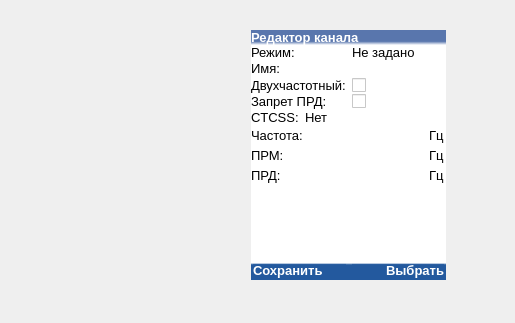
COOLIRON2311/azart-p, file mainwindow.ui: the form before one commit; both pictures show x 0 to 515 and y 180 to 503 of the 515 by 955 pixel window.
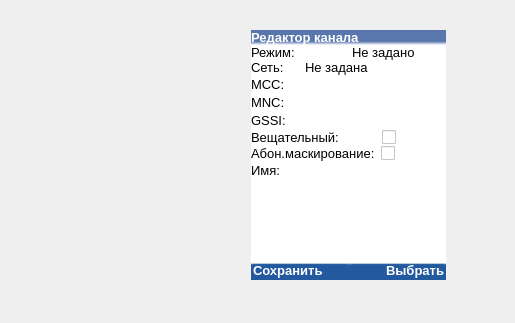
The form after the commit. Icons and pictures are not drawn.

Commit message: added still tetra_tmo

The edit to the form file:
```diff
--- a/mainwindow.ui
+++ b/mainwindow.ui
@@ -1669,122 +1669,6 @@
                  <property name="bottomMargin">
                   <number>0</number>
                  </property>
-                 <item>
-                  <layout class="QHBoxLayout" name="horizontalLayout_25">
-                   <property name="spacing">
-                    <number>6</number>
-                   </property>
-                   <item>
-                    <widget class="QLabel" name="label_46">
-                     <property name="sizePolicy">
-                      <sizepolicy hsizetype="Preferred" vsizetype="Fixed">
-                       <horstretch>0</horstretch>
-                       <verstretch>0</verstretch>
-                      </sizepolicy>
-                     </property>
-                     <property name="font">
-                      <font>
-                       <pointsize>10</pointsize>
-                      </font>
-                     </property>
-                     <property name="text">
-                      <string>Имя:</string>
-                     </property>
-                    </widget>
-                   </item>
-                   <item>
-                    <widget class="QLineEdit" name="channel_name_2">
-                     <property name="sizePolicy">
-                      <sizepolicy hsizetype="Expanding" vsizetype="Fixed">
-                       <horstretch>0</horstretch>
-                       <verstretch>0</verstretch>
-                      </sizepolicy>
-                     </property>
-                     <property name="font">
-                      <font>
-                       <pointsize>10</pointsize>
-                      </font>
-                     </property>
-                     <property name="styleSheet">
-                      <string notr="true"/>
-                     </property>
-                    </widget>
-                   </item>
-                  </layout>
-                 </item>
-                 <item>
-                  <layout class="QHBoxLayout" name="horizontalLayout_27">
-                   <property name="spacing">
-                    <number>6</number>
-                   </property>
-                   <property name="topMargin">
-                    <number>0</number>
-                   </property>
-                   <property name="bottomMargin">
-                    <number>0</number>
-                   </property>
-                   <item>
-                    <widget class="QLabel" name="label_48">
-                     <property name="sizePolicy">
-                      <sizepolicy hsizetype="Preferred" vsizetype="Fixed">
-                       <horstretch>0</horstretch>
-                       <verstretch>0</verstretch>
-                      </sizepolicy>
-                     </property>
-                     <property name="font">
-                      <font>
-                       <pointsize>10</pointsize>
-                      </font>
-                     </property>
-                     <property name="text">
-                      <string>Двухчастотный:</string>
-                     </property>
-                    </widget>
-                   </item>
-                   <item>
-                    <widget class="QCheckBox" name="dualfreq_2">
-                     <property name="styleSheet">
-                      <string notr="true"/>
-                     </property>
-                     <property name="text">
-                      <string/>
-                     </property>
-                    </widget>
-                   </item>
-                  </layout>
-                 </item>
-                 <item>
-                  <layout class="QHBoxLayout" name="horizontalLayout_22">
-                   <property name="spacing">
-                    <number>6</number>
-                   </property>
-                   <item>
-                    <widget class="QLabel" name="label_43">
-                     <property name="sizePolicy">
-                      <sizepolicy hsizetype="Preferred" vsizetype="Fixed">
-                       <horstretch>0</horstretch>
-                       <verstretch>0</verstretch>
-                      </sizepolicy>
-                     </property>
-                     <property name="font">
-                      <font>
-                       <pointsize>10</pointsize>
-                      </font>
-                     </property>
-                     <property name="text">
-                      <string>Запрет ПРД:</string>
-                     </property>
-                    </widget>
-                   </item>
-                   <item>
-                    <widget class="QCheckBox" name="is_forbidden_prd_2">
-                     <property name="text">
-                      <string/>
-                     </property>
-                    </widget>
-                   </item>
-                  </layout>
-                 </item>
                  <item>
                   <layout class="QHBoxLayout" name="horizontalLayout_26">
                    <property name="spacing">
@@ -1810,7 +1694,7 @@
                       </font>
                      </property>
                      <property name="text">
-                      <string>CTCSS:</string>
+                      <string>Сеть:</string>
                      </property>
                     </widget>
                    </item>
@@ -1822,7 +1706,7 @@
                       </font>
                      </property>
                      <property name="text">
-                      <string>Нет</string>
+                      <string>Не задана</string>
                      </property>
                     </widget>
                    </item>
@@ -1860,65 +1744,29 @@
                        </font>
                       </property>
                       <property name="text">
-                       <string>Частота:</string>
+                       <string>MCC:</string>
                       </property>
                      </widget>
                     </item>
                     <item>
-                     <widget class="QWidget" name="channel_freq_full_2" native="true">
+                     <widget class="QLineEdit" name="tmo_mcc">
+                      <property name="sizePolicy">
+                       <sizepolicy hsizetype="Expanding" vsizetype="Fixed">
+                        <horstretch>0</horstretch>
+                        <verstretch>0</verstretch>
+                       </sizepolicy>
+                      </property>
                       <property name="maximumSize">
                        <size>
-                        <width>139</width>
+                        <width>135</width>
                         <height>16777215</height>
                        </size>
                       </property>
-                      <property name="styleSheet">
-                       <string notr="true"/>
+                      <property name="font">
+                       <font>
+                        <pointsize>10</pointsize>
+                       </font>
                       </property>
-                      <layout class="QHBoxLayout" name="horizontalLayout_24">
-                       <property name="spacing">
-                        <number>0</number>
-                       </property>
-                       <property name="leftMargin">
-                        <number>1</number>
-                       </property>
-                       <property name="topMargin">
-                        <number>1</number>
-                       </property>
-                       <property name="rightMargin">
-                        <number>1</number>
-                       </property>
-                       <property name="bottomMargin">
-                        <number>1</number>
-                       </property>
-                       <item>
-                        <widget class="QLineEdit" name="channel_freq_2">
-                         <property name="font">
-                          <font>
-                           <pointsize>10</pointsize>
-                          </font>
-                         </property>
-                        </widget>
-                       </item>
-                       <item>
-                        <widget class="QLabel" name="label_45">
-                         <property name="sizePolicy">
-                          <sizepolicy hsizetype="Fixed" vsizetype="Fixed">
-                           <horstretch>0</horstretch>
-                           <verstretch>0</verstretch>
-                          </sizepolicy>
-                         </property>
-                         <property name="font">
-                          <font>
-                           <pointsize>10</pointsize>
-                          </font>
-                         </property>
-                         <property name="text">
-                          <string>Гц</string>
-                         </property>
-                        </widget>
-                       </item>
-                      </layout>
                      </widget>
                     </item>
                    </layout>
@@ -1956,68 +1804,26 @@
                        </font>
                       </property>
                       <property name="text">
-                       <string>ПРМ:</string>
+                       <string>MNC:</string>
                       </property>
                      </widget>
                     </item>
                     <item>
-                     <widget class="QWidget" name="channel_prm_freq_full_2" native="true">
+                     <widget class="QLineEdit" name="tmo_mnc">
                       <property name="maximumSize">
                        <size>
-                        <width>139</width>
+                        <width>135</width>
                         <height>16777215</height>
                        </size>
                       </property>
-                      <property name="styleSheet">
-                       <string notr="true"/>
+                      <property name="font">
+                       <font>
+                        <pointsize>10</pointsize>
+                       </font>
                       </property>
-                      <layout class="QHBoxLayout" name="horizontalLayout_29">
-                       <property name="spacing">
-                        <number>0</number>
-                       </property>
-                       <property name="leftMargin">
-                        <number>1</number>
-                       </property>
-                       <property name="topMargin">
-                        <number>1</number>
-                       </property>
-                       <property name="rightMargin">
-                        <number>1</number>
-                       </property>
-                       <property name="bottomMargin">
-                        <number>1</number>
-                       </property>
-                       <item>
-                        <widget class="QLineEdit" name="channel_prm_freq_2">
-                         <property name="font">
-                          <font>
-                           <pointsize>10</pointsize>
-                          </font>
-                         </property>
-                         <property name="frame">
-                          <bool>false</bool>
-                         </property>
-                        </widget>
-                       </item>
-                       <item>
-                        <widget class="QLabel" name="label_50">
-                         <property name="sizePolicy">
-                          <sizepolicy hsizetype="Fixed" vsizetype="Fixed">
-                           <horstretch>0</horstretch>
-                           <verstretch>0</verstretch>
-                          </sizepolicy>
-                         </property>
-                         <property name="font">
-                          <font>
-                           <pointsize>10</pointsize>
-                          </font>
-                         </property>
-                         <property name="text">
-                          <string>Гц</string>
-                         </property>
-                        </widget>
-                       </item>
-                      </layout>
+                      <property name="frame">
+                       <bool>false</bool>
+                      </property>
                      </widget>
                     </item>
                    </layout>
@@ -2055,67 +1861,150 @@
                        </font>
                       </property>
                       <property name="text">
-                       <string>ПРД:</string>
+                       <string>GSSI:</string>
                       </property>
                      </widget>
                     </item>
                     <item>
-                     <widget class="QWidget" name="channel_prd_freq_full_2" native="true">
+                     <widget class="QLineEdit" name="tmo_gssi">
                       <property name="maximumSize">
                        <size>
-                        <width>139</width>
+                        <width>135</width>
                         <height>16777215</height>
                        </size>
                       </property>
-                      <layout class="QHBoxLayout" name="horizontalLayout_31">
-                       <property name="spacing">
-                        <number>0</number>
-                       </property>
-                       <property name="leftMargin">
-                        <number>1</number>
-                       </property>
-                       <property name="topMargin">
-                        <number>1</number>
-                       </property>
-                       <property name="rightMargin">
-                        <number>1</number>
-                       </property>
-                       <property name="bottomMargin">
-                        <number>1</number>
-                       </property>
-                       <item>
-                        <widget class="QLineEdit" name="channel_prd_freq_2">
-                         <property name="font">
-                          <font>
-                           <pointsize>10</pointsize>
-                          </font>
-                         </property>
-                        </widget>
-                       </item>
-                       <item>
-                        <widget class="QLabel" name="label_52">
-                         <property name="sizePolicy">
-                          <sizepolicy hsizetype="Fixed" vsizetype="Fixed">
-                           <horstretch>0</horstretch>
-                           <verstretch>0</verstretch>
-                          </sizepolicy>
-                         </property>
-                         <property name="font">
-                          <font>
-                           <pointsize>10</pointsize>
-                          </font>
-                         </property>
-                         <property name="text">
-                          <string>Гц</string>
-                         </property>
-                        </widget>
-                       </item>
-                      </layout>
+                      <property name="font">
+                       <font>
+                        <pointsize>10</pointsize>
+                       </font>
+                      </property>
                      </widget>
                     </item>
                    </layout>
                   </widget>
                  </item>
+                 <item>
+                  <layout class="QHBoxLayout" name="horizontalLayout_27">
+                   <property name="spacing">
+                    <number>6</number>
+                   </property>
+                   <property name="topMargin">
+                    <number>0</number>
+                   </property>
+                   <property name="bottomMargin">
+                    <number>0</number>
+                   </property>
+                   <item>
+                    <widget class="QLabel" name="label_48">
+                     <property name="sizePolicy">
+                      <sizepolicy hsizetype="Preferred" vsizetype="Fixed">
+                       <horstretch>0</horstretch>
+                       <verstretch>0</verstretch>
+                      </sizepolicy>
+                     </property>
+                     <property name="font">
+                      <font>
+                       <pointsize>10</pointsize>
+                      </font>
+                     </property>
+                     <property name="text">
+                      <string>Вещательный:</string>
+                     </property>
+                    </widget>
+                   </item>
+                   <item>
+                    <widget class="QCheckBox" name="tmo_vesh">
+                     <property name="maximumSize">
+                      <size>
+                       <width>64</width>
+                       <height>16777215</height>
+                      </size>
+                     </property>
+                     <property name="styleSheet">
+                      <string notr="true"/>
+                     </property>
+                     <property name="text">
+                      <string/>
+                     </property>
+                    </widget>
+                   </item>
+                  </layout>
+                 </item>
+                 <item>
+                  <layout class="QHBoxLayout" name="horizontalLayout_22">
+                   <property name="spacing">
+                    <number>6</number>
+                   </property>
+                   <item>
+                    <widget class="QLabel" name="label_43">
+                     <property name="sizePolicy">
+                      <sizepolicy hsizetype="Preferred" vsizetype="Fixed">
+                       <horstretch>0</horstretch>
+                       <verstretch>0</verstretch>
+                      </sizepolicy>
+                     </property>
+                     <property name="font">
+                      <font>
+                       <pointsize>10</pointsize>
+                      </font>
+                     </property>
+                     <property name="text">
+                      <string>Абон.маскирование:</string>
+                     </property>
+                    </widget>
+                   </item>
+                   <item>
+                    <widget class="QCheckBox" name="tmo_mask">
+                     <property name="text">
+                      <string/>
+                     </property>
+                    </widget>
+                   </item>
+                  </layout>
+                 </item>
+                 <item>
+                  <layout class="QHBoxLayout" name="horizontalLayout_25">
+                   <property name="spacing">
+                    <number>6</number>
+                   </property>
+                   <item>
+                    <widget class="QLabel" name="label_46">
+                     <property name="sizePolicy">
+                      <sizepolicy hsizetype="Preferred" vsizetype="Fixed">
+                       <horstretch>0</horstretch>
+                       <verstretch>0</verstretch>
+                      </sizepolicy>
+                     </property>
+                     <property name="font">
+                      <font>
+                       <pointsize>10</pointsize>
+                      </font>
+                     </property>
+                     <property name="text">
+                      <string>Имя:</string>
+                     </property>
+                    </widget>
+                   </item>
+                   <item>
+                    <widget class="QLineEdit" name="tmo_name">
+                     <property name="sizePolicy">
+                      <sizepolicy hsizetype="Expanding" vsizetype="Fixed">
+                       <horstretch>0</horstretch>
+                       <verstretch>0</verstretch>
+                      </sizepolicy>
+                     </property>
+                     <property name="font">
+                      <font>
+                       <pointsize>10</pointsize>
+                      </font>
+                     </property>
+                     <property name="styleSheet">
+                      <string notr="true"/>
+                     </property>
+                    </widget>
+                   </item>
+                  </layout>
+                 </item>
                  <item>
                   <spacer name="verticalSpacer_3">
                    <property name="orientation">
@@ -2124,7 +2013,7 @@
                    <property name="sizeHint" stdset="0">
                     <size>
                      <width>20</width>
-                     <height>54</height>
+                     <height>60</height>
                     </size>
                    </property>
                   </spacer>
```
Left out of the diff: 4 changed lines with no effect on the pictures. The commit also changes 2 other files.
